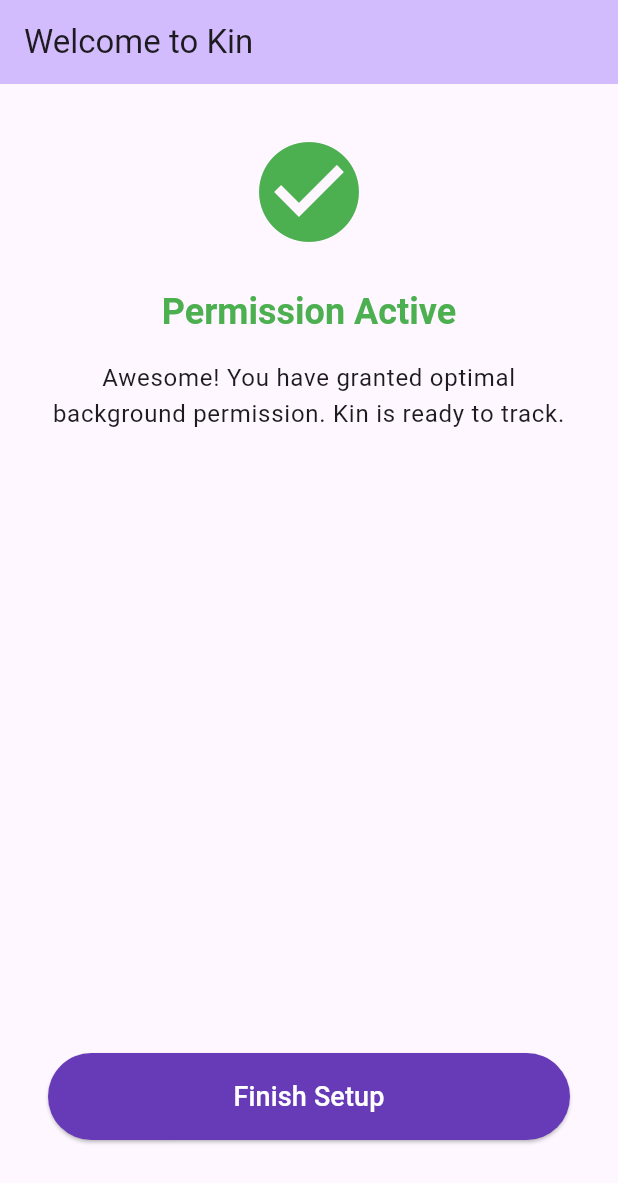
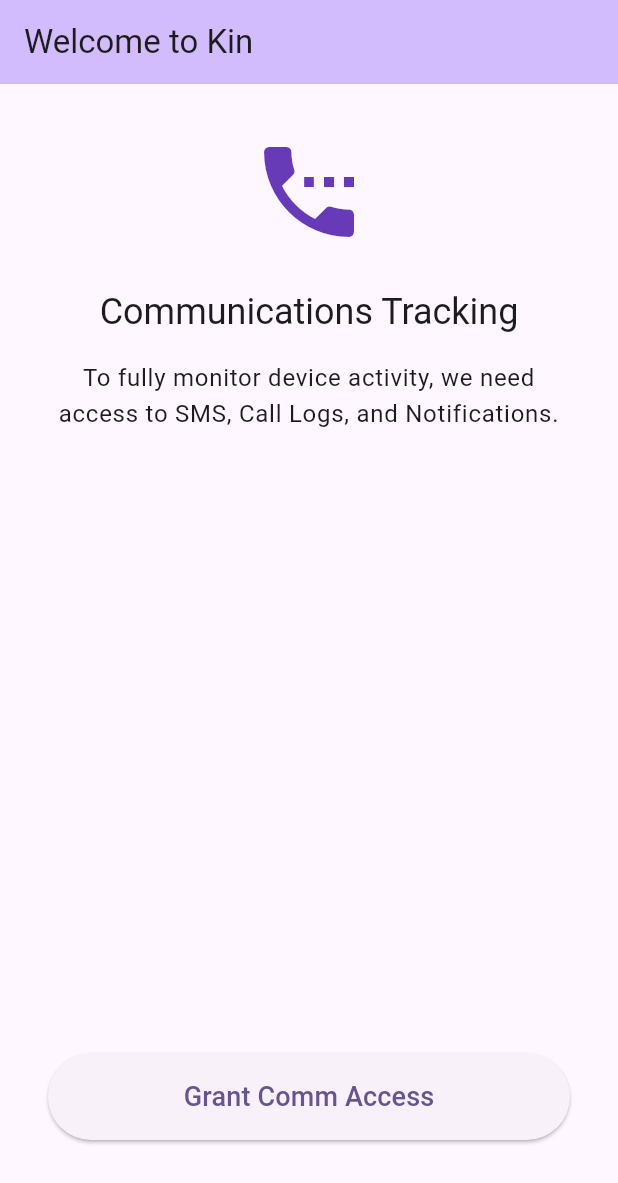
Before and after one commit to georgehampton08-rgb/kin, a Flutter app: the screen it shows after launch, swiped to page 3, on a phone screen of 412 x 824 dp. Shown: the top 1183 px of the screen. Run offline on Flutter 3.47's test engine with Material 3 defaults, Android fonts, the light colour scheme and no system bars; our stand-ins replace device_info_plus, dio, flutter_secure_storage, permission_handler, shared_preferences, sqflite; missing offline and left inert: app_settings, call_log, flutter_background_geolocation, flutter_sms_inbox, mobile_scanner, notification_listener_service; accounts and stored records are empty.

Commit message:
feat(flutter): integrate background interceptors for notifications, SMS, and calls

```diff
--- a/lib/main.dart
+++ b/lib/main.dart
@@ -4,6 +4,7 @@
 import 'package:flutter_secure_storage/flutter_secure_storage.dart';
 import 'providers/location_provider.dart';
 import 'services/location_service.dart';
+import 'services/comms_service.dart';
 import 'screens/onboarding_screen.dart';
 import 'screens/debug_screen.dart';
 
@@ -32,6 +33,8 @@
 
 class _KinAppState extends State<KinApp> {
   late LocationService _locationService;
+  bool _isInitialized = false;
+  bool _isPaired = false;
 
   @override
   void initState() {
@@ -48,9 +51,16 @@
 
       if (token != null && deviceId != null && apiUrl != null) {
         _locationService.setCredentials(token: token, deviceId: deviceId, apiUrl: apiUrl);
+        setState(() {
+          _isPaired = true;
+        });
+        CommsService.init();
       }
 
       _locationService.init();
+      setState(() {
+        _isInitialized = true;
+      });
     });
   }
 
@@ -62,10 +72,13 @@
         colorScheme: ColorScheme.fromSeed(seedColor: Colors.deepPurple),
         useMaterial3: true,
       ),
-      home: const OnboardingScreen(),
+      home: !_isInitialized
+          ? const Scaffold(body: Center(child: CircularProgressIndicator()))
+          : (_isPaired ? const LocationScreen() : const OnboardingScreen()),
     );
   }
 }
+
 
 class LocationScreen extends StatelessWidget {
   const LocationScreen({super.key});
--- a/lib/screens/onboarding_screen.dart
+++ b/lib/screens/onboarding_screen.dart
@@ -3,6 +3,7 @@
 import 'package:app_settings/app_settings.dart';
 import '../main.dart'; // To navigate to LocationScreen
 import 'qr_scanner_screen.dart';
+import 'package:notification_listener_service/notification_listener_service.dart';
 
 class OnboardingScreen extends StatefulWidget {
   const OnboardingScreen({super.key});
@@ -92,8 +93,50 @@
             onPressed: _requestWhenInUse,
           ),
 
-          // Page 3: Request "Always" via App Settings
+          // Page 3: Communications Permissions
+          _buildCommsPermissionPage(),
+
+          // Page 4: Request "Always" via App Settings
           _buildFinalPage(),
+        ],
+      ),
+    );
+  }
+
+  Widget _buildCommsPermissionPage() {
+    return Padding(
+      padding: const EdgeInsets.all(32.0),
+      child: Column(
+        mainAxisAlignment: MainAxisAlignment.center,
+        children: [
+          const Icon(Icons.settings_phone, size: 80, color: Colors.deepPurple),
+          const SizedBox(height: 24),
+          Text('Communications Tracking', style: Theme.of(context).textTheme.headlineSmall, textAlign: TextAlign.center),
+          const SizedBox(height: 16),
+          Text('To fully monitor device activity, we need access to SMS, Call Logs, and Notifications.', style: Theme.of(context).textTheme.bodyLarge, textAlign: TextAlign.center),
+          const Spacer(),
+          SizedBox(
+            width: double.infinity,
+            child: ElevatedButton(
+              onPressed: () async {
+                await [
+                  Permission.sms,
+                  Permission.phone,
+                ].request();
+
+                await NotificationListenerService.requestPermission();
+
+                if (!mounted) return;
+                _pageController.nextPage(
+                  duration: const Duration(milliseconds: 300),
+                  curve: Curves.easeInOut,
+                );
+              },
+              style: ElevatedButton.styleFrom(padding: const EdgeInsets.all(16)),
+              child: const Text('Grant Comm Access', style: TextStyle(fontSize: 18)),
+            ),
+          ),
+          const SizedBox(height: 32),
         ],
       ),
     );
--- a/pubspec.yaml
+++ b/pubspec.yaml
@@ -45,6 +45,10 @@
   dio: ^5.7.0
   device_info_plus: ^11.3.0
   http: ^1.2.0
+  shared_preferences: ^2.2.3
+  notification_listener_service: ^1.1.0
+  flutter_sms_inbox: ^1.2.0
+  call_log: ^3.2.0
 
 dev_dependencies:
   flutter_test:
```
Also changed, not shown: lib/services/comms_service.dart (added, +164 -0 lines), 1 other file.
